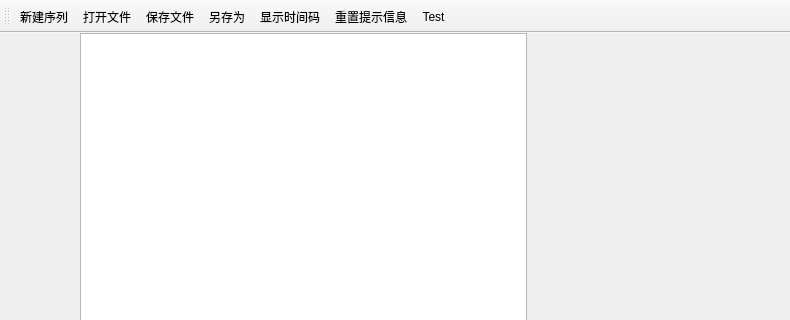
Qt form PaciMainWindow/pacimainwindow.ui (LambdaXIII/PaciQt) before a commit; both pictures show x 0 to 790 and y 0 to 320 of the 790 by 473 pixel window.
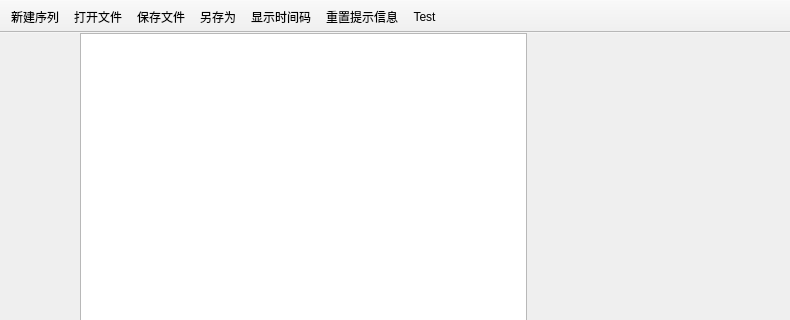
The same form after that commit. Custom widgets are drawn as their Qt base class.

The edit to the form file:
```diff
--- a/PaciMainWindow/pacimainwindow.ui
+++ b/PaciMainWindow/pacimainwindow.ui
@@ -79,6 +79,12 @@
    </property>
   </widget>
   <widget class="QToolBar" name="mainToolBar">
+   <property name="movable">
+    <bool>false</bool>
+   </property>
+   <property name="floatable">
+    <bool>false</bool>
+   </property>
    <attribute name="toolBarArea">
     <enum>TopToolBarArea</enum>
    </attribute>
```
